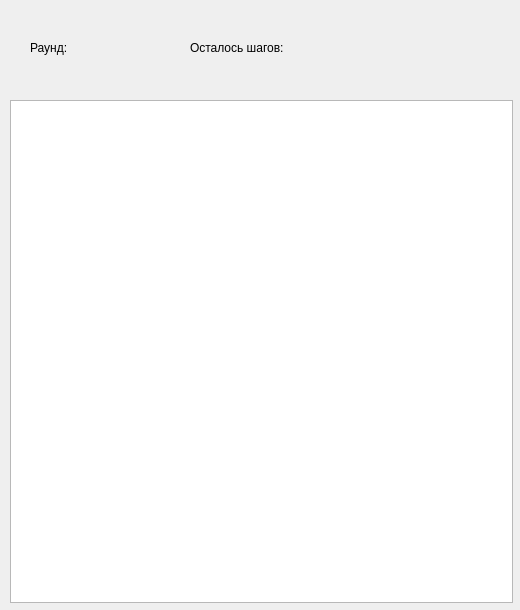
This is dialog.ui in dkostenko/CloseBox-game as Qt 5 draws it before an edit. The edited form follows.
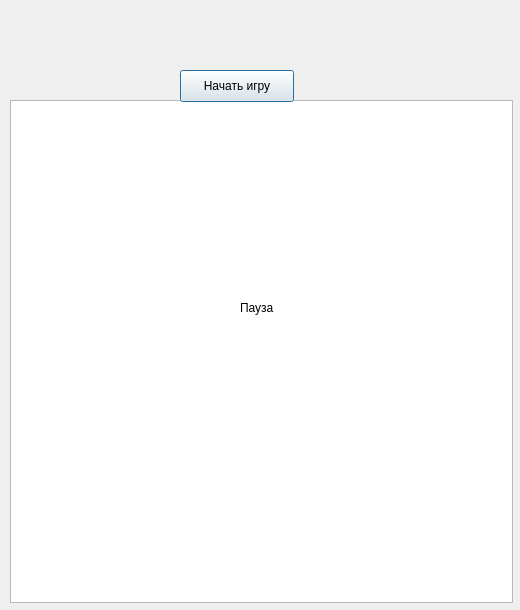
This is the edited form.

```diff
--- a/dialog.ui
+++ b/dialog.ui
@@ -45,20 +45,46 @@
     </rect>
    </property>
    <property name="text">
-    <string>Раунд:</string>
+    <string/>
    </property>
   </widget>
   <widget class="QLabel" name="leftSteps">
    <property name="geometry">
     <rect>
-     <x>190</x>
+     <x>240</x>
      <y>40</y>
-     <width>161</width>
+     <width>141</width>
      <height>16</height>
     </rect>
    </property>
    <property name="text">
-    <string>Осталось шагов:</string>
+    <string/>
+   </property>
+  </widget>
+  <widget class="QPushButton" name="startGame">
+   <property name="geometry">
+    <rect>
+     <x>180</x>
+     <y>70</y>
+     <width>114</width>
+     <height>32</height>
+    </rect>
+   </property>
+   <property name="text">
+    <string>Начать игру</string>
+   </property>
+  </widget>
+  <widget class="QLabel" name="info">
+   <property name="geometry">
+    <rect>
+     <x>240</x>
+     <y>300</y>
+     <width>62</width>
+     <height>16</height>
+    </rect>
+   </property>
+   <property name="text">
+    <string>Пауза</string>
    </property>
   </widget>
  </widget>
```
Left out of the diff: 21 changed lines with no effect on the pictures.
